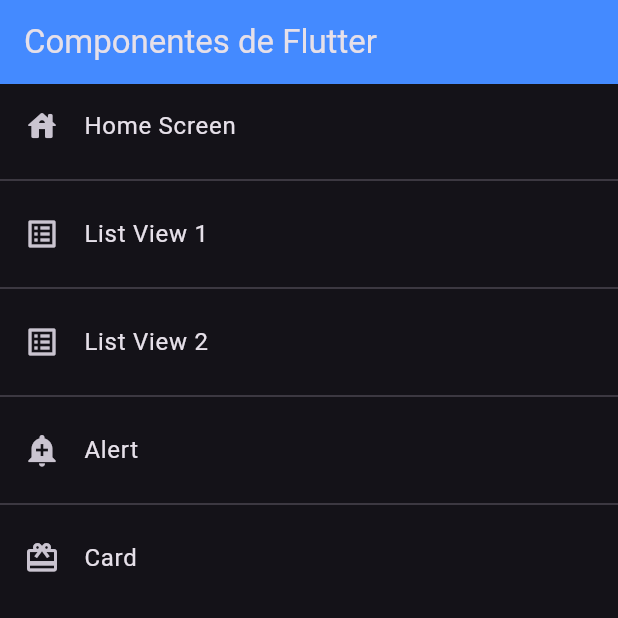
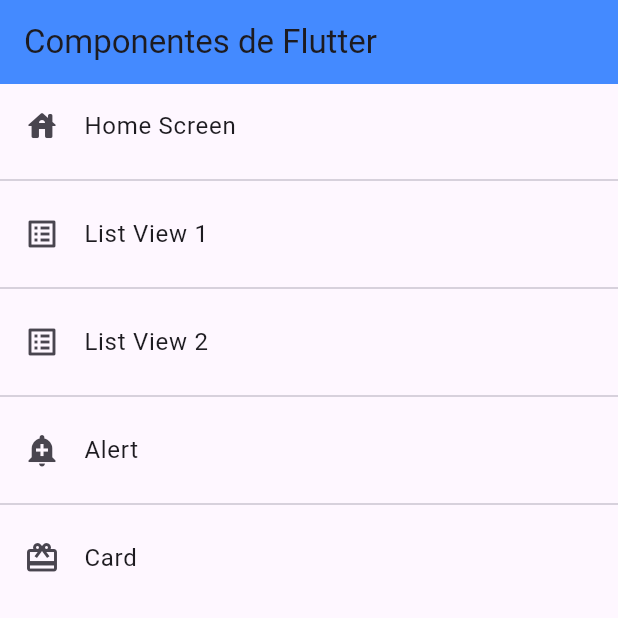
Before and after one commit to The-Crow-n/fl_components, a Flutter app: the screen it shows after launch, on a phone screen of 412 x 824 dp, the top half of it. Run offline on Flutter 3.47's test engine with Material 3 defaults, Android fonts, the phone set to English and light mode, and no system bars.

Commit message:
teenth commit

```diff
--- a/lib/main.dart
+++ b/lib/main.dart
@@ -16,6 +16,9 @@ class MyApp extends StatelessWidget {
         initialRoute: AppRoutes.initialRoute,
         routes: AppRoutes.getAppRoutes(),
         onGenerateRoute: AppRoutes.onGenerateRoute,
-        theme: ThemeData.dark());
+        theme: ThemeData.light().copyWith(
+          // Color primario para la aplicación
+          primaryColor: Colors.deepOrange,
+        ));
   }
 }
```
